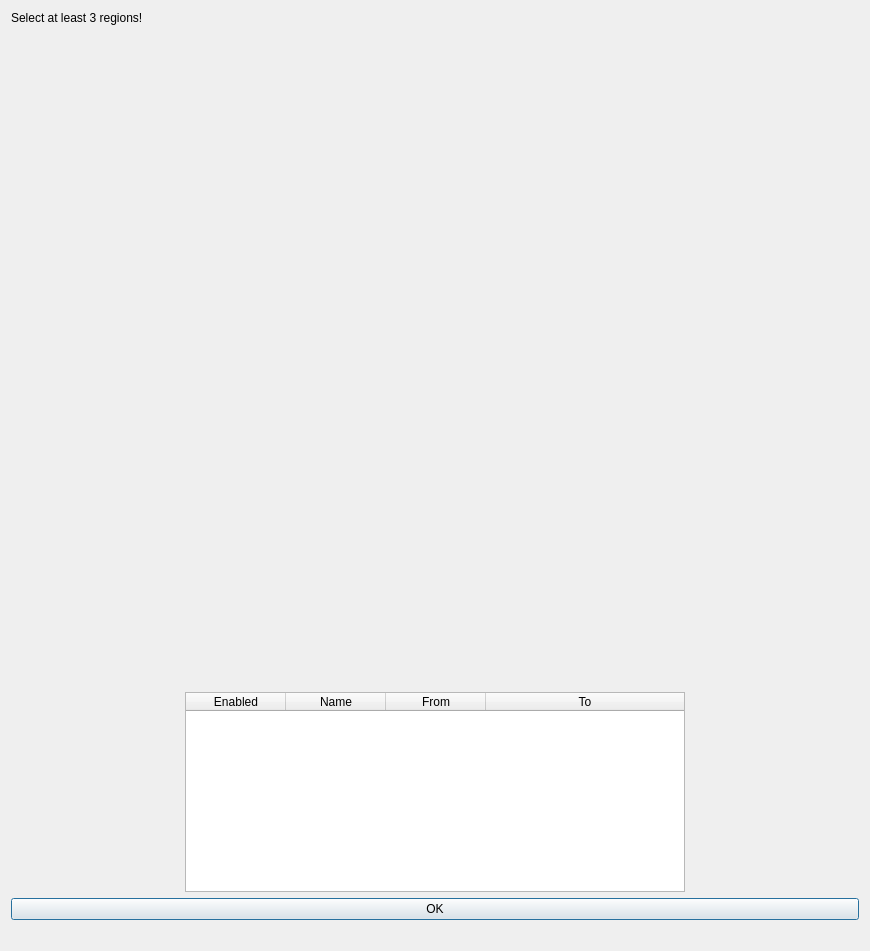
The window that src/hyperctui/ui/select_evaluation_regions.ui (ornlneutronimaging/HyperCTui) describes before a commit, drawn with Qt 5.
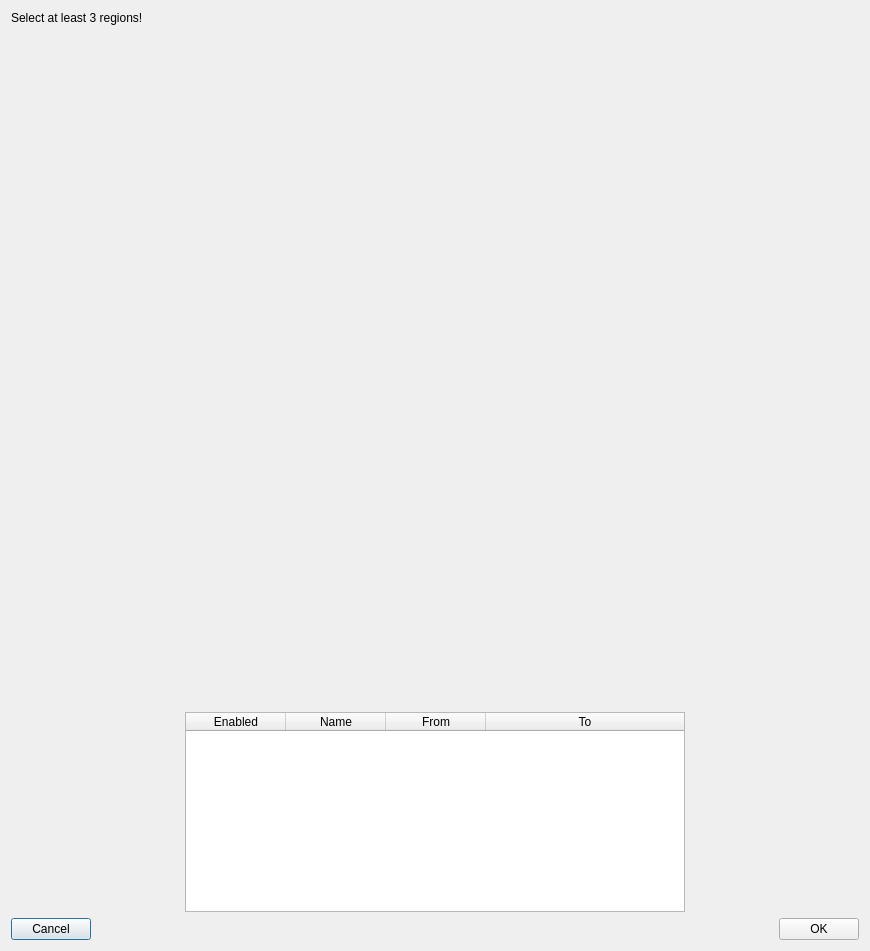
The same window after the commit.

Commit message: Added cancel button in evaluation regions. this refs #58

Patch:
```diff
--- a/src/hyperctui/ui/select_evaluation_regions.ui
+++ b/src/hyperctui/ui/select_evaluation_regions.ui
@@ -125,9 +125,11 @@
     </layout>
    </item>
    <item>
-    <widget class="QPushButton" name="pushButton">
+    <layout class="QHBoxLayout" name="horizontalLayout">
+     <item>
+      <widget class="QPushButton" name="cancel_pushButton">
      <property name="text">
-      <string>OK</string>
+        <string>Cancel</string>
      </property>
     </widget>
    </item>
@@ -144,6 +146,15 @@
      </property>
     </spacer>
    </item>
+     <item>
+      <widget class="QPushButton" name="pushButton">
+       <property name="text">
+        <string>OK</string>
+       </property>
+      </widget>
+     </item>
+    </layout>
+   </item>
   </layout>
  </widget>
  <resources/>
```
Left out of the diff: 27 changed lines with no effect on the pictures. Lines whose indentation alone changed are shown as unchanged. The commit also changes 1 other file.
